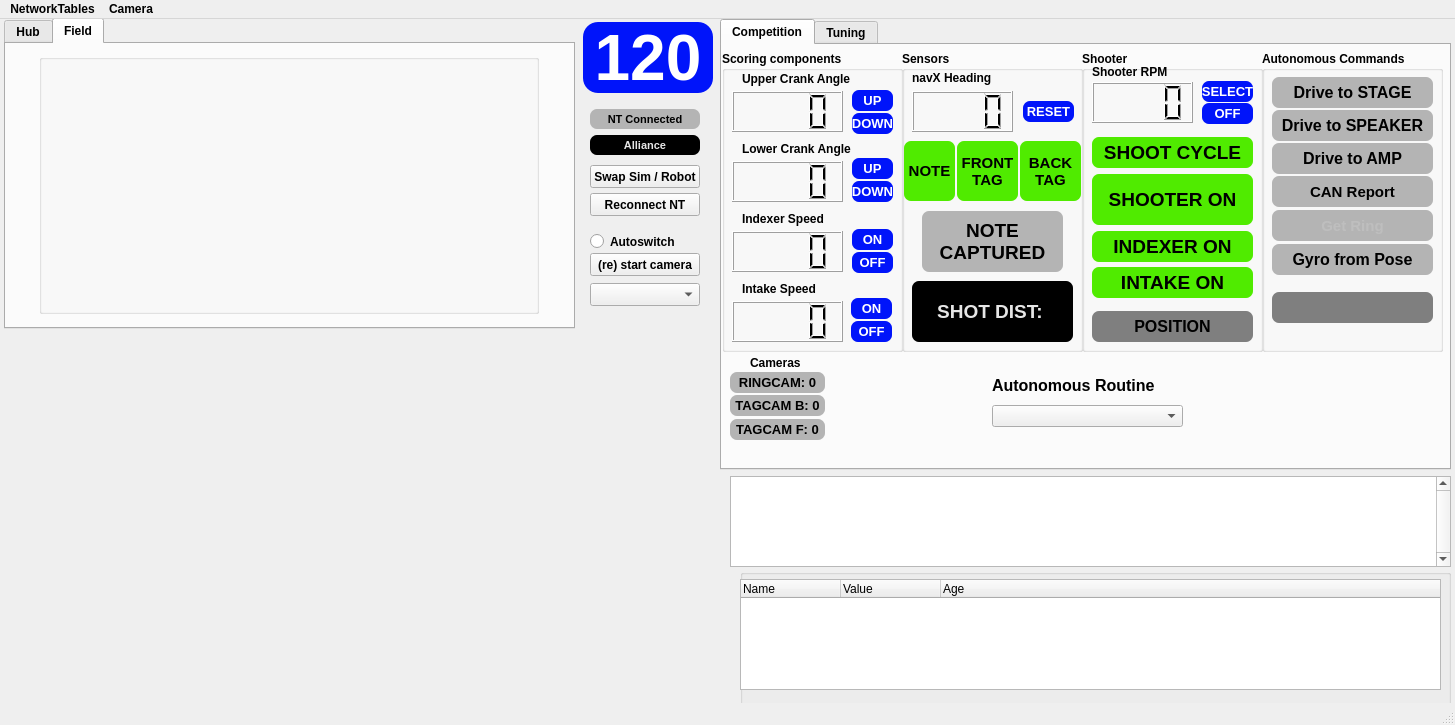
aesatchien/FRC2429_2024, file gui/layout_2024.ui: the form before one commit.
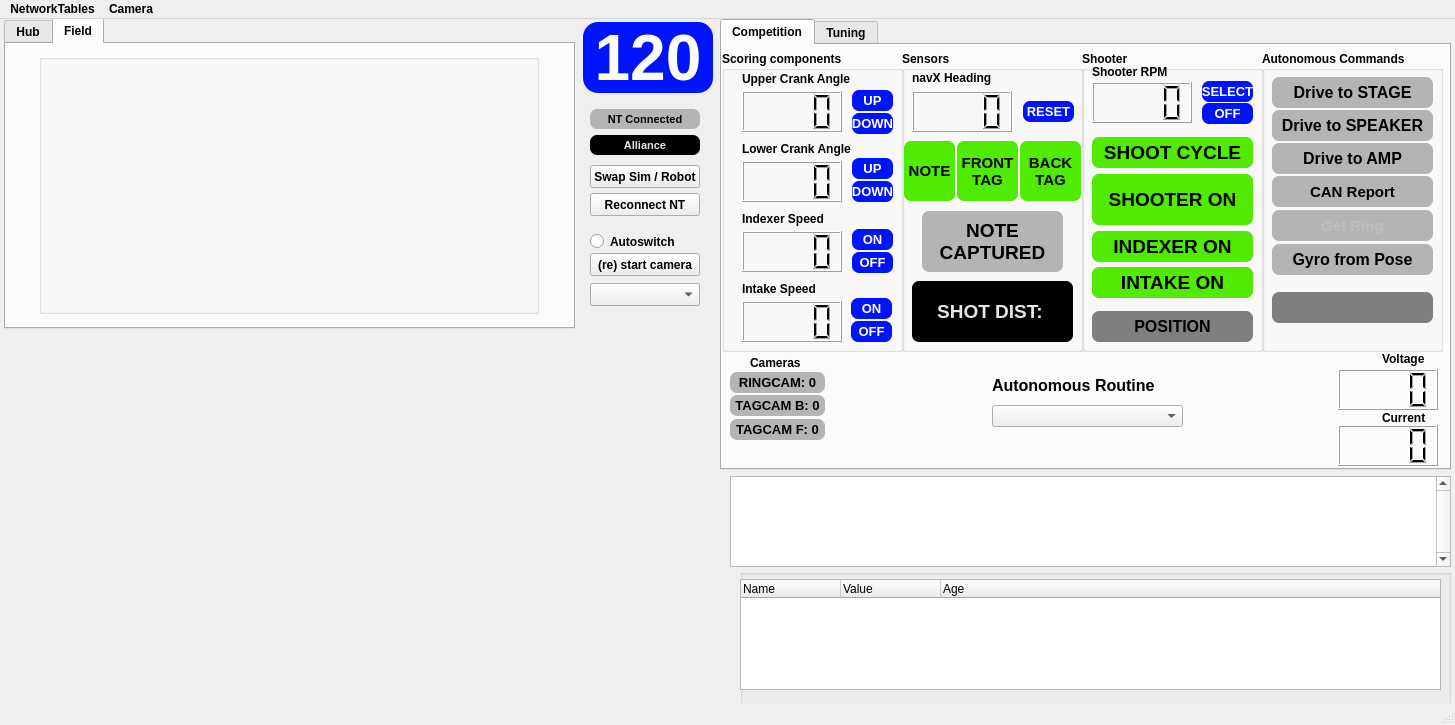
The form after the commit. Icons and pictures are not drawn. Custom widgets are drawn as their Qt base class.

Commit message: adding voltage and current to gui

Diff of the .ui file:
```diff
--- a/gui/layout_2024.ui
+++ b/gui/layout_2024.ui
@@ -218,7 +218,7 @@
         <rect>
          <x>10</x>
          <y>31</y>
-         <width>101</width>
+         <width>100</width>
          <height>41</height>
         </rect>
        </property>
@@ -370,9 +370,9 @@
       <widget class="QLCDNumber" name="qlcd_upper_crank_angle">
        <property name="geometry">
         <rect>
-         <x>10</x>
+         <x>20</x>
          <y>40</y>
-         <width>111</width>
+         <width>100</width>
          <height>41</height>
         </rect>
        </property>
@@ -383,9 +383,9 @@
       <widget class="QLCDNumber" name="qlcd_lower_crank_angle">
        <property name="geometry">
         <rect>
-         <x>10</x>
+         <x>20</x>
          <y>110</y>
-         <width>111</width>
+         <width>100</width>
          <height>41</height>
         </rect>
        </property>
@@ -409,9 +409,9 @@
       <widget class="QLCDNumber" name="qlcd_indexer_speed">
        <property name="geometry">
         <rect>
-         <x>10</x>
+         <x>20</x>
          <y>180</y>
-         <width>111</width>
+         <width>100</width>
          <height>41</height>
         </rect>
        </property>
@@ -461,9 +461,9 @@
       <widget class="QLCDNumber" name="qlcd_intake_speed">
        <property name="geometry">
         <rect>
-         <x>10</x>
+         <x>20</x>
          <y>250</y>
-         <width>111</width>
+         <width>100</width>
          <height>41</height>
         </rect>
        </property>
@@ -786,7 +786,7 @@
         <rect>
          <x>10</x>
          <y>40</y>
-         <width>101</width>
+         <width>100</width>
          <height>41</height>
         </rect>
        </property>
@@ -1305,6 +1305,84 @@
        <string>Cameras</string>
       </property>
      </widget>
+     <widget class="QLabel" name="label_14">
+      <property name="geometry">
+       <rect>
+        <x>660</x>
+        <y>306</y>
+        <width>50</width>
+        <height>16</height>
+       </rect>
+      </property>
+      <property name="text">
+       <string>Voltage</string>
+      </property>
+     </widget>
+     <widget class="QLCDNumber" name="qlcd_voltage">
+      <property name="geometry">
+       <rect>
+        <x>616</x>
+        <y>324</y>
+        <width>100</width>
+        <height>41</height>
+       </rect>
+      </property>
+      <property name="font">
+       <font>
+        <family>Comic Sans MS</family>
+        <weight>75</weight>
+        <bold>true</bold>
+       </font>
+      </property>
+      <property name="lineWidth">
+       <number>1</number>
+      </property>
+      <property name="digitCount">
+       <number>4</number>
+      </property>
+      <property name="segmentStyle">
+       <enum>QLCDNumber::Filled</enum>
+      </property>
+     </widget>
+     <widget class="QLCDNumber" name="qlcd_current">
+      <property name="geometry">
+       <rect>
+        <x>616</x>
+        <y>380</y>
+        <width>100</width>
+        <height>41</height>
+       </rect>
+      </property>
+      <property name="font">
+       <font>
+        <family>Comic Sans MS</family>
+        <weight>75</weight>
+        <bold>true</bold>
+       </font>
+      </property>
+      <property name="lineWidth">
+       <number>1</number>
+      </property>
+      <property name="digitCount">
+       <number>4</number>
+      </property>
+      <property name="segmentStyle">
+       <enum>QLCDNumber::Filled</enum>
+      </property>
+     </widget>
+     <widget class="QLabel" name="label_15">
+      <property name="geometry">
+       <rect>
+        <x>660</x>
+        <y>365</y>
+        <width>50</width>
+        <height>16</height>
+       </rect>
+      </property>
+      <property name="text">
+       <string>Current</string>
+      </property>
+     </widget>
     </widget>
     <widget class="QWidget" name="tab_2">
      <attribute name="title">
```
The commit also changes 3 other files.
